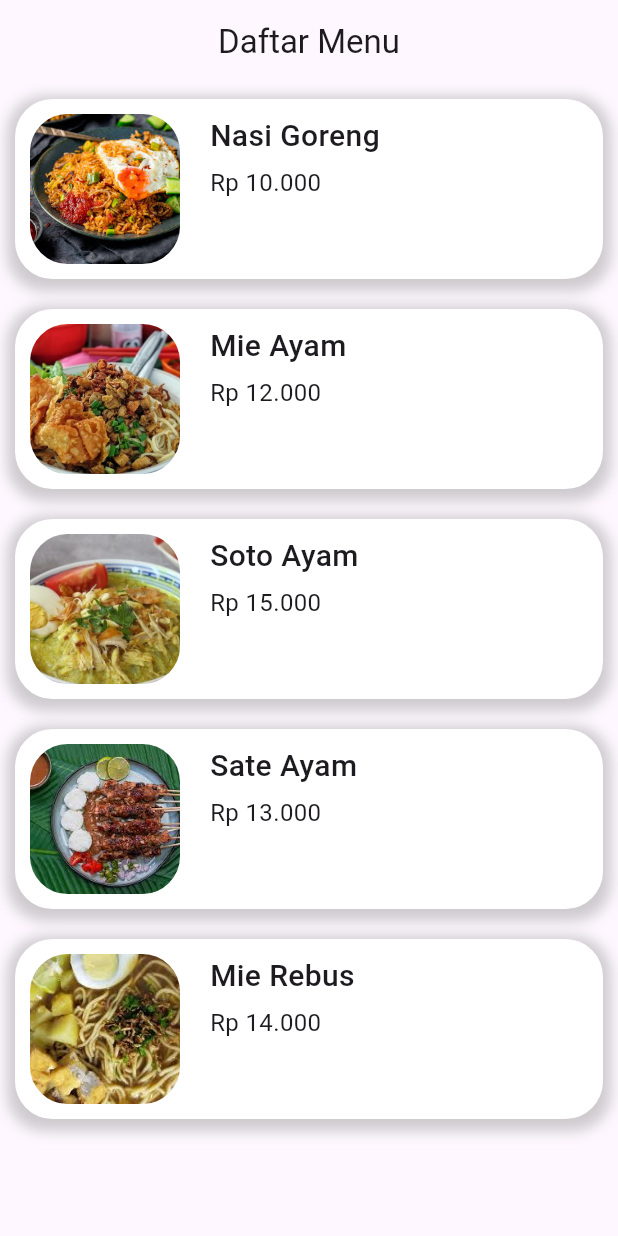
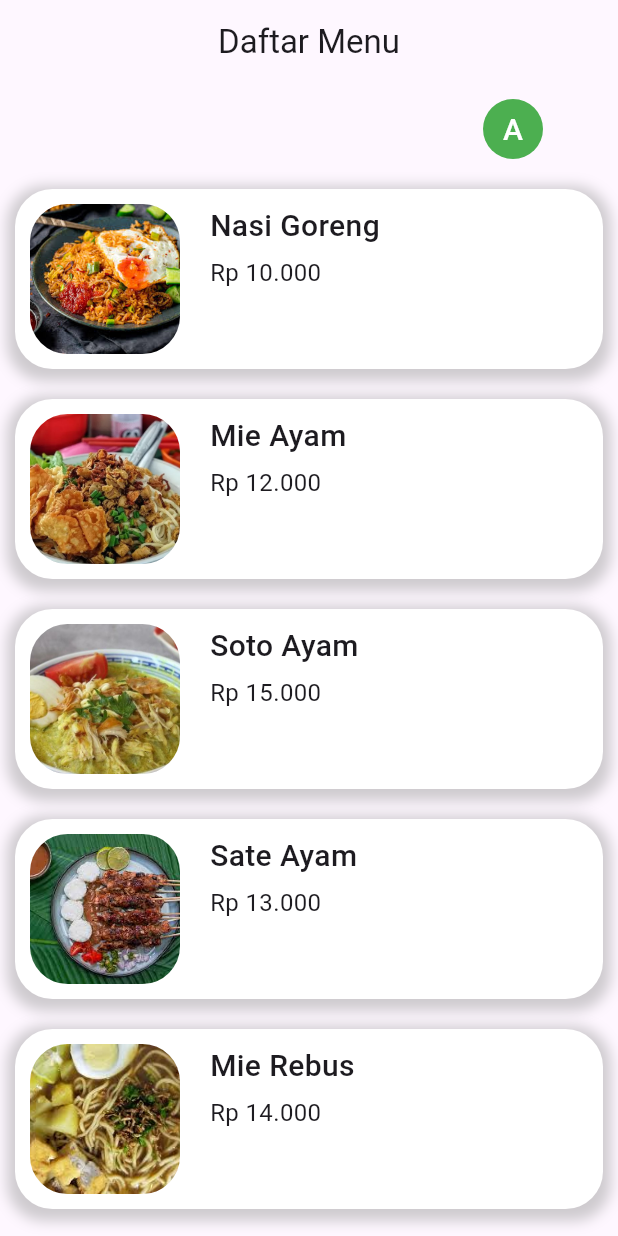
Before and after one commit to MerrrH1/uas_pm, a Flutter app: the HomePage screen opened directly, on a phone screen of 412 x 824 dp. Run offline on Flutter 3.47's test engine with Material 3 defaults, Android fonts, the phone set to English and light mode, and no system bars.

```diff
--- a/lib/home_page.dart
+++ b/lib/home_page.dart
@@ -16,6 +16,24 @@ class HomePage extends StatelessWidget {
       body: ListView(
         padding: EdgeInsets.all(10),
         children: [
+          Row(
+            mainAxisAlignment: MainAxisAlignment.end,
+            children: [
+              CircleAvatar(
+                radius: 20,
+                  backgroundColor: Colors.green,
+                child: Text(
+                  'A',
+                  style: TextStyle(
+                    fontSize: 20,
+                    color: Colors.white,
+                  ),
+                ),
+              ),
+              SizedBox(width: 40,)
+            ],
+          ),
+          SizedBox(height: 20,),
           buildMenuItem(context, 'Nasi Goreng', 'Rp 10.000', 'images/nasi_goreng.jpeg'),
           SizedBox(height: 10),
           buildMenuItem(context, 'Mie Ayam', 'Rp 12.000', 'images/mie_ayam.jpeg'),
@@ -25,6 +43,8 @@ class HomePage extends StatelessWidget {
           buildMenuItem(context, 'Sate Ayam', 'Rp 13.000', 'images/sate_ayam.jpeg'),
           SizedBox(height: 10),
           buildMenuItem(context, 'Mie Rebus', 'Rp 14.000', 'images/mie_rebus.jpeg'),
+          SizedBox(height: 10,),
+          buildMenuItem(context, 'Bakso', 'Rp. 15.000', 'images/bakso.jpeg')
         ],
       ),
     );
--- a/lib/main.dart
+++ b/lib/main.dart
@@ -1,5 +1,4 @@
 import 'package:flutter/material.dart';
-import 'package:uas_pm/home_page.dart';
 import 'package:uas_pm/login_page.dart';
 
 void main(){
--- a/pubspec.yaml
+++ b/pubspec.yaml
@@ -68,6 +68,7 @@ flutter:
     - images/soto_ayam.jpeg
     - images/sate_ayam.jpeg
     - images/mie_rebus.jpeg
+    - images/bakso.jpeg
 
   # An image asset can refer to one or more resolution-specific "variants", see
   # https://flutter.dev/assets-and-images/#resolution-aware
```
Also changed, not shown: images/bakso.jpeg (added), pubspec.lock.
